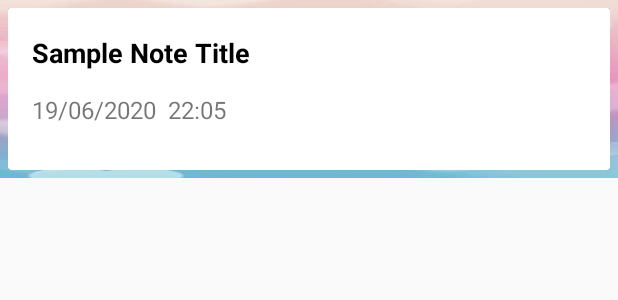
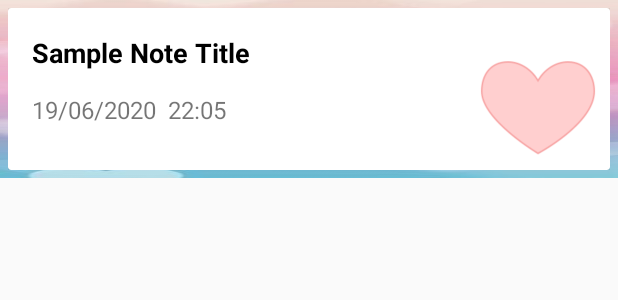
Before and after one commit to KTZgraph/BDSM, an Android app: the layout custom_list_view.xml on its own in the app's theme, with its tools: preview values and no code run, on a phone screen of 412 x 824 dp. Shown: the top 300 px of the screen. Run offline under Robolectric (Android 15) with nearby library versions, the phone set to English and light mode, and no system bars.

Commit message:
[add_menu] heart plus icon

```diff
--- a/app/src/main/res/layout/custom_list_view.xml
+++ b/app/src/main/res/layout/custom_list_view.xml
@@ -50,6 +50,17 @@
                 app:layout_constraintEnd_toEndOf="parent"
                 app:layout_constraintStart_toEndOf="@+id/constraintLayout"
                 app:layout_constraintTop_toTopOf="parent">
+
+                <ImageView
+                    android:id="@+id/imageView3"
+                    android:layout_width="80dp"
+                    android:layout_height="80dp"
+                    android:layout_marginEnd="8dp"
+                    android:layout_marginRight="8dp"
+                    android:layout_marginBottom="2dp"
+                    app:layout_constraintBottom_toBottomOf="parent"
+                    app:layout_constraintEnd_toEndOf="parent"
+                    app:srcCompat="@drawable/heart2" />
 
                 <TextView
                     android:id="@+id/noteTitle"
--- a/app/src/main/res/menu/add_menu.xml
+++ b/app/src/main/res/menu/add_menu.xml
@@ -4,7 +4,7 @@
 
     <item
         android:id="@+id/add"
-        android:icon="@drawable/ic_add_white_24dp"
+        android:icon="@drawable/heart_plus_2"
         android:title="Add"
         app:showAsAction="ifRoom" />
 </menu>
```
Also changed, not shown: app/src/main/res/drawable-mdpi/contrast_colors.png (added), app/src/main/res/drawable-mdpi/heart2.png (added), app/src/main/res/drawable-mdpi/heart_plus_2.png (added), app/src/main/res/drawable-mdpi/message.png (added).
